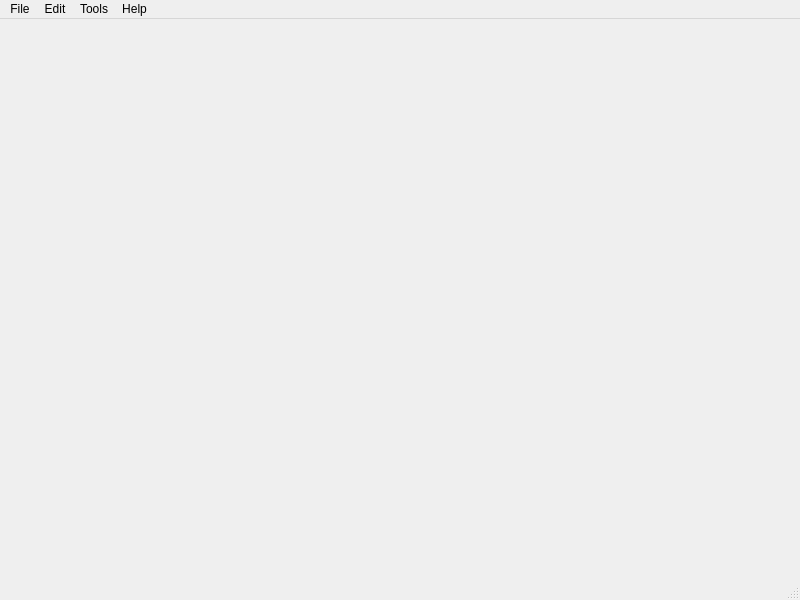
This is mainwindow.ui in anachuri/dbmsClient as Qt 5 draws it before an edit. The edited form follows.
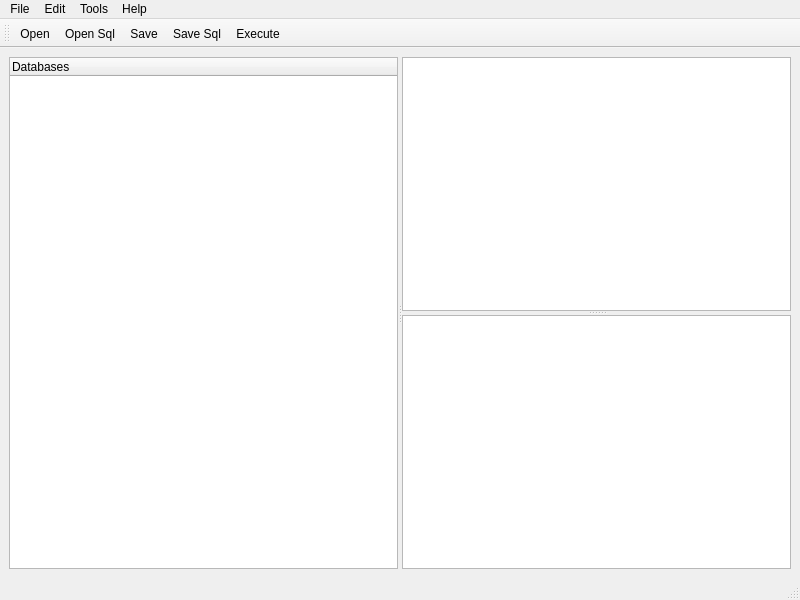
This is the edited form. Icons and pictures are not drawn.

```diff
--- a/mainwindow.ui
+++ b/mainwindow.ui
@@ -13,7 +13,35 @@
   <property name="windowTitle">
    <string>MainWindow</string>
   </property>
-  <widget class="QWidget" name="centralwidget"/>
+  <widget class="QWidget" name="centralwidget">
+   <layout class="QGridLayout" name="gridLayout">
+    <item row="0" column="0">
+     <widget class="QSplitter" name="splitter_2">
+      <property name="orientation">
+       <enum>Qt::Orientation::Horizontal</enum>
+      </property>
+      <widget class="QTreeWidget" name="treeWidget">
+       <column>
+        <property name="text">
+         <string notr="true">Databases</string>
+        </property>
+        <property name="icon">
+         <iconset resource="resources.qrc">
+          <normaloff>:/img/database.png</normaloff>:/img/database.png</iconset>
+        </property>
+       </column>
+      </widget>
+      <widget class="QSplitter" name="splitter">
+       <property name="orientation">
+        <enum>Qt::Orientation::Vertical</enum>
+       </property>
+       <widget class="QTextEdit" name="textEdit"/>
+       <widget class="QTableView" name="tableView"/>
+      </widget>
+     </widget>
+    </item>
+   </layout>
+  </widget>
   <widget class="QMenuBar" name="menubar">
    <property name="geometry">
     <rect>
@@ -62,6 +90,22 @@
    <addaction name="menuHelp"/>
   </widget>
   <widget class="QStatusBar" name="statusbar"/>
+  <widget class="QToolBar" name="toolBar">
+   <property name="windowTitle">
+    <string>toolBar</string>
+   </property>
+   <attribute name="toolBarArea">
+    <enum>TopToolBarArea</enum>
+   </attribute>
+   <attribute name="toolBarBreak">
+    <bool>false</bool>
+   </attribute>
+   <addaction name="actionOpen"/>
+   <addaction name="actionOpen_Sql"/>
+   <addaction name="actionSave"/>
+   <addaction name="actionSave_Sql"/>
+   <addaction name="actionExecute"/>
+  </widget>
   <action name="actionOpen">
    <property name="text">
     <string>Open</string>
```
Left out of the diff: 93 changed lines with no effect on the pictures.
